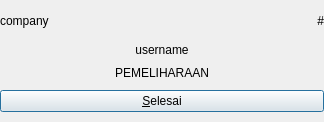
This is src/client/maintenancedialog.ui in shift-net/shiftnet-billing-client as Qt 5 draws it before an edit. The edited form follows.
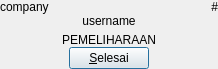
This is the edited form. Icons and pictures are not drawn.

What changed in the file:
```diff
--- a/src/client/maintenancedialog.ui
+++ b/src/client/maintenancedialog.ui
@@ -6,8 +6,8 @@
    <rect>
     <x>0</x>
     <y>0</y>
-    <width>324</width>
-    <height>122</height>
+    <width>218</width>
+    <height>68</height>
    </rect>
   </property>
   <property name="windowTitle">
@@ -160,7 +160,7 @@
         </property>
         <layout class="QHBoxLayout" name="horizontalLayout">
          <property name="spacing">
-          <number>10</number>
+          <number>0</number>
          </property>
          <property name="leftMargin">
           <number>0</number>
@@ -174,6 +174,19 @@
          <property name="bottomMargin">
           <number>0</number>
          </property>
+         <item>
+          <spacer name="horizontalSpacer">
+           <property name="orientation">
+            <enum>Qt::Horizontal</enum>
+           </property>
+           <property name="sizeHint" stdset="0">
+            <size>
+             <width>69</width>
+             <height>20</height>
+            </size>
+           </property>
+          </spacer>
+         </item>
          <item>
           <widget class="QPushButton" name="okButton">
            <property name="text">
@@ -181,6 +194,19 @@
            </property>
           </widget>
          </item>
+         <item>
+          <spacer name="horizontalSpacer_2">
+           <property name="orientation">
+            <enum>Qt::Horizontal</enum>
+           </property>
+           <property name="sizeHint" stdset="0">
+            <size>
+             <width>68</width>
+             <height>20</height>
+            </size>
+           </property>
+          </spacer>
+         </item>
         </layout>
        </widget>
       </item>
```
Left out of the diff: 8 changed lines with no effect on the pictures.
